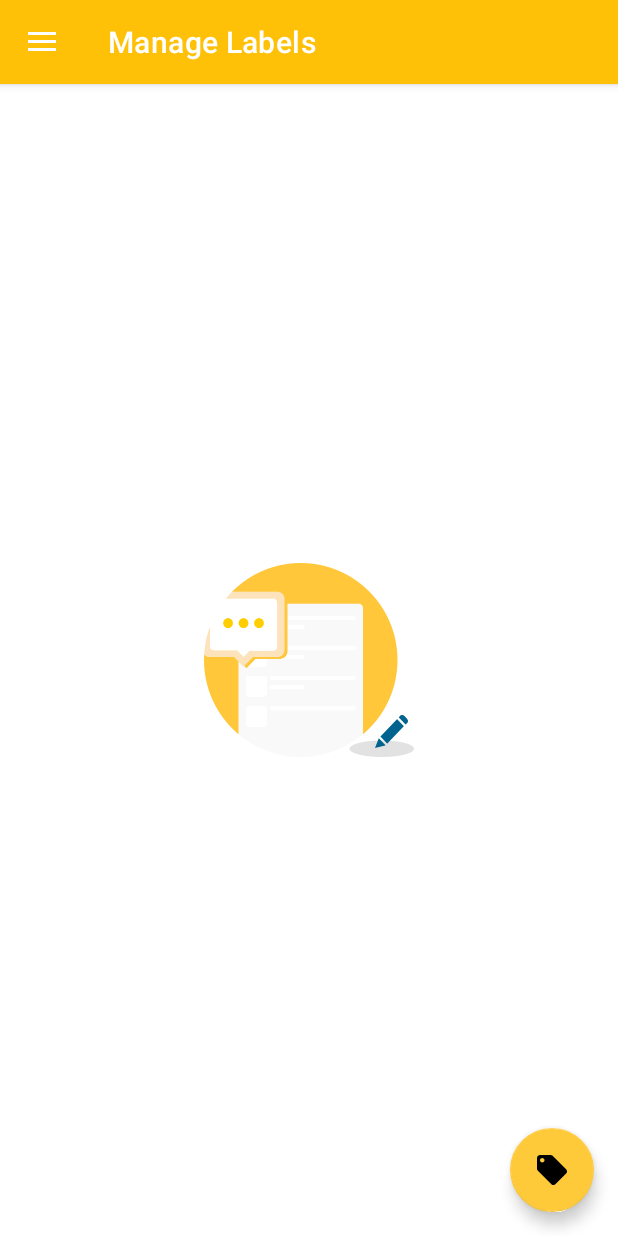
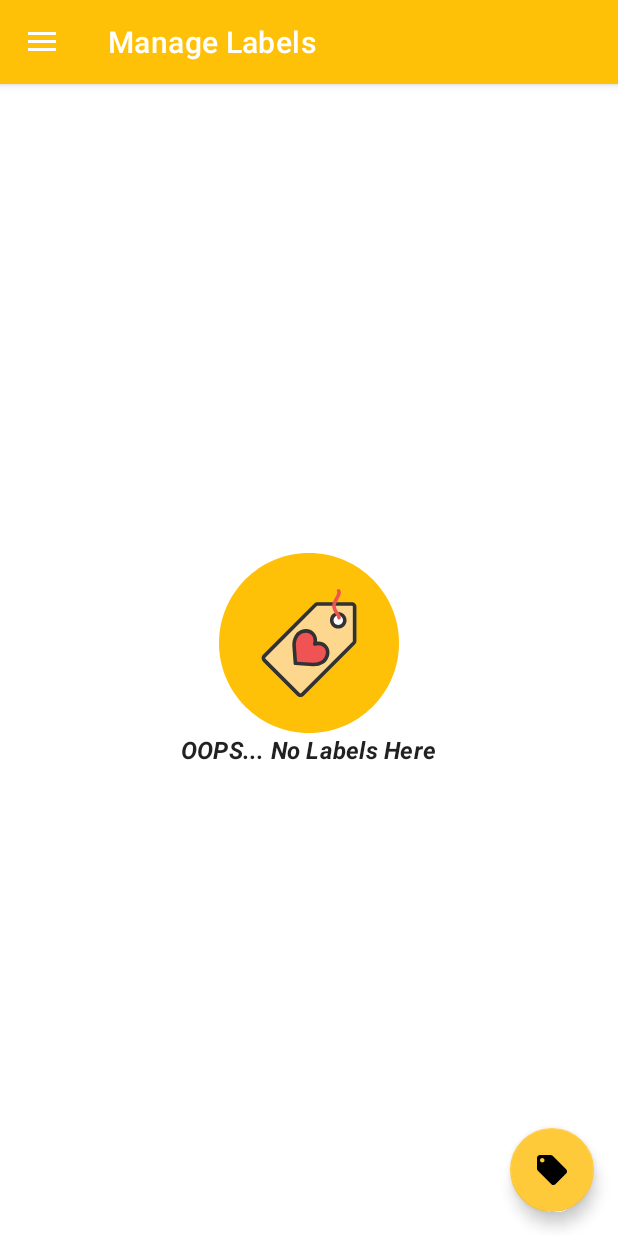
Before and after one commit to whilson03/Notes, an Android app: the screen it shows after launch (MainActivity), in the side drawer, after a tap on "Manage Labels", on a phone screen of 412 x 824 dp. Run offline under Robolectric (Android 15) with nearby library versions, the phone set to English and light mode, and no system bars; our stand-ins replace AdMob, Dagger/Hilt's generated code, Room's generated code, data binding, navigation-ui; 6 statements that could not run were skipped.

Commit message:
ui fixes

```diff
--- a/app/src/main/java/com/olabode/wilson/daggernoteapp/ui/labels/LabelFragment.kt
+++ b/app/src/main/java/com/olabode/wilson/daggernoteapp/ui/labels/LabelFragment.kt
@@ -81,7 +81,7 @@ class LabelFragment : DaggerFragment() {
                     override fun onSubmitLabel(label: Label, isNewLabel: Boolean) {
                         if (!isNewLabel) {
                             viewModel.updateLabel(label)
-                            context?.showToast("Updating")
+                            context?.showToast(getString(R.string.updating_text))
                         }
 
                     }
--- a/app/src/main/java/com/olabode/wilson/daggernoteapp/ui/settings/Settings.kt
+++ b/app/src/main/java/com/olabode/wilson/daggernoteapp/ui/settings/Settings.kt
@@ -94,7 +94,8 @@ class Settings : PreferenceFragmentCompat() {
                     setupRecurringWork()
                 } else {
                     WorkManager.getInstance(context!!)
-                        .cancelAllWorkByTag(ClearTrashWorker.WORK_NAME)
+                        .cancelUniqueWork(ClearTrashWorker.WORK_NAME)
+
                 }
                 true
             }
--- /dev/null
+++ b/app/src/main/res/drawable/empty_state_labels.xml
@@ -0,0 +1,30 @@
+<vector xmlns:android="http://schemas.android.com/apk/res/android"
+    android:height="200dp"
+    android:viewportHeight="1010"
+    android:viewportWidth="1010"
+    android:width="200dp">
+    <path
+        android:fillColor="#FFC107"
+        android:pathData="M505,0C226.11,0 0,226.12 0,504.98C0,783.89 226.11,1010 505,1010c278.88,0 505,-226.11 505,-505.02C1010,226.12 783.88,0 505,0z" />
+    <path
+        android:fillColor="#FED78F"
+        android:pathData="M745.01,285.86H553.02c-4.24,0 -8.31,1.69 -11.34,4.7l-288,288.01c-6.26,6.27 -6.25,16.37 0,22.63l192.03,192.02c3.12,3.12 7.19,4.7 11.3,4.7c4.08,0 8.16,-1.58 11.33,-4.7l287.97,-288.03c3.01,-2.98 4.7,-7.06 4.7,-11.3V301.85C761.02,293.04 753.84,285.86 745.01,285.86z" />
+    <path
+        android:fillColor="#313233"
+        android:pathData="M457.02,808c-6.96,0 -13.51,-2.72 -18.44,-7.65L246.54,608.33c-10.17,-10.17 -10.17,-26.72 -0.01,-36.91L534.54,283.41c4.97,-4.94 11.53,-7.65 18.48,-7.65h191.99c6.97,0 13.53,2.72 18.46,7.66c4.93,4.93 7.64,11.48 7.63,18.43V493.87c0,6.9 -2.8,13.64 -7.69,18.48L475.49,800.35C470.44,805.31 463.9,808 457.02,808L457.02,808zM553.02,295.96c-1.58,0 -3.08,0.62 -4.22,1.76l-287.98,287.99c-2.3,2.3 -2.3,6.05 0,8.34L452.85,786.06c2.25,2.23 6.06,2.28 8.42,-0.07l287.9,-287.96c1.11,-1.1 1.74,-2.61 1.74,-4.16V301.85c0,-1.57 -0.61,-3.04 -1.73,-4.15c-1.12,-1.11 -2.59,-1.74 -4.17,-1.74H553.02L553.02,295.96z" />
+    <path
+        android:fillColor="#FFFFFF"
+        android:pathData="M669.18,340.71c20.19,0 36.56,16.38 36.56,36.58s-16.37,36.58 -36.56,36.58c-20.18,0 -36.56,-16.38 -36.56,-36.58C632.61,357.09 649,340.71 669.18,340.71z" />
+    <path
+        android:fillColor="#313233"
+        android:pathData="M669.18,423.97c-25.73,0 -46.66,-20.94 -46.66,-46.68c-0.01,-12.46 4.85,-24.18 13.67,-33.01c8.82,-8.82 20.54,-13.67 32.99,-13.67c25.73,0 46.66,20.94 46.66,46.68C715.85,403.03 694.92,423.97 669.18,423.97L669.18,423.97zM669.18,350.81c-7.06,0 -13.71,2.75 -18.71,7.76c-5,5 -7.75,11.65 -7.75,18.72c0,14.61 11.88,26.48 26.46,26.48c14.59,0 26.46,-11.88 26.46,-26.48C695.65,362.68 683.77,350.81 669.18,350.81L669.18,350.81z" />
+    <path
+        android:fillColor="#F05354"
+        android:pathData="M536.98,510.84c7.65,-19.67 3.61,-42.83 -12.27,-58.69c-21.33,-21.34 -54.4,-19.07 -77.4,0.01c0,0 -6.22,4.19 -13.35,15.87c-9.67,15.94 -13.62,34.67 -12.47,53.24l7.31,97.76l96.8,6.35c18.63,1.2 37.32,-2.78 53.27,-12.45c11.7,-7.16 15.87,-13.38 15.87,-13.38c19.11,-22.93 21.38,-56 0.03,-77.38C578.87,506.31 556.58,503.15 536.98,510.84z" />
+    <path
+        android:fillColor="#313233"
+        android:pathData="M532.04,635.7c0,0 0,0 -0.01,0c-2.36,0 -4.72,-0.08 -7.09,-0.23l-96.81,-6.35c-5.02,-0.33 -9.04,-4.31 -9.41,-9.33l-7.31,-97.77c-1.34,-21.58 3.47,-42.02 13.9,-59.23c8.07,-13.21 15.52,-18.45 16.35,-19.01c12.8,-10.68 29.47,-16.9 46.13,-16.9c16.73,0 32.37,6.43 44.05,18.12c13.91,13.89 20.52,33.1 18.68,52.13c18.97,-2.16 37.82,4.37 51.37,17.89c24.07,24.09 24.39,62.19 0.83,90.71c-1.51,2.04 -6.95,8.69 -18.58,15.81C568.87,630.82 550.85,635.7 532.04,635.7L532.04,635.7zM438.22,609.53l88.04,5.78c17.04,1.13 33.75,-2.75 47.37,-11.01c9.25,-5.66 12.78,-10.47 12.81,-10.51c15.08,-18.15 19.97,-45.66 1.18,-64.47c-12.22,-12.21 -30.29,-15.62 -46.96,-9.08c-3.71,1.48 -7.96,0.59 -10.82,-2.25c-2.84,-2.83 -3.74,-7.07 -2.28,-10.81c6.45,-16.58 2.52,-35.37 -10,-47.88c-7.98,-8 -18.28,-12.21 -29.77,-12.21c-11.96,0 -24.05,4.56 -34.04,12.84c-0.72,0.54 -5.52,4.08 -11.19,13.36c-8.28,13.64 -12.08,30.02 -11.01,47.34L438.22,609.53L438.22,609.53z" />
+    <path
+        android:fillColor="#F05354"
+        android:pathData="M670.14,331.82c-6.72,-9.73 -13.66,-19.77 -14.8,-33.16c-0.94,-10.96 6.59,-24.78 13.88,-38.14c9.94,-18.23 20.22,-37.09 10.65,-53.5c-2.81,-4.83 -9,-6.45 -13.81,-3.65c-4.82,2.81 -6.45,9 -3.65,13.81c3.84,6.59 -3.67,20.36 -10.93,33.67c-8.31,15.25 -17.73,32.53 -16.26,49.53c1.6,18.73 10.86,32.14 18.31,42.92c5.34,7.72 9.94,14.38 9.94,20.36c0,5.58 4.52,10.1 10.1,10.1s10.1,-4.52 10.1,-10.1C683.66,351.38 676.79,341.44 670.14,331.82z" />
+</vector>
--- a/app/src/main/res/layout/fragment_label.xml
+++ b/app/src/main/res/layout/fragment_label.xml
@@ -7,13 +7,29 @@
         android:layout_width="match_parent"
         android:layout_height="match_parent">
 
-        <ImageView
+
+        <LinearLayout
             android:id="@+id/empty_label_state"
+            android:layout_width="match_parent"
+            android:layout_height="wrap_content"
+            android:orientation="vertical"
             android:visibility="gone"
-            android:src="@drawable/empty_note_state"
-            android:layout_gravity="center"
-            android:layout_width="wrap_content"
-            android:layout_height="wrap_content" />
+            android:layout_gravity="center">
+
+            <ImageView
+                android:src="@drawable/empty_state_labels"
+                android:layout_gravity="center"
+                android:layout_width="wrap_content"
+                android:layout_height="120dp" />
+
+            <TextView
+                style="@style/TextAppearance.MaterialComponents.Subtitle1"
+                android:layout_width="wrap_content"
+                android:layout_height="wrap_content"
+                android:layout_gravity="center"
+                android:textStyle="italic|bold"
+                android:text="@string/oops_no_labels_here" />
+        </LinearLayout>
 
 
         <androidx.constraintlayout.widget.ConstraintLayout
--- a/app/src/main/res/layout/fragment_labeled_note_view.xml
+++ b/app/src/main/res/layout/fragment_labeled_note_view.xml
@@ -40,7 +40,7 @@
                 android:layout_marginTop="8dp"
                 android:paddingStart="1dp"
                 android:paddingEnd="9dp"
-                android:text="@string/add_new_note"
+                android:text="@string/no_notes_here"
                 android:textAlignment="center"
                 android:textStyle="bold|italic"
                 android:visibility="gone"
--- a/app/src/main/res/layout/item_note.xml
+++ b/app/src/main/res/layout/item_note.xml
@@ -47,7 +47,7 @@
                 android:layout_height="wrap_content"
                 android:text="@{note.title}"
                 android:ellipsize="end"
-                android:maxLength="25"
+                android:layout_marginEnd="16dp"
                 android:maxLines="1"
                 android:padding="2dp"
                 android:textAppearance="@style/TextAppearance.AppCompat.Large"
--- a/app/src/main/res/layout/note_fragment.xml
+++ b/app/src/main/res/layout/note_fragment.xml
@@ -11,8 +11,9 @@
 
         <androidx.constraintlayout.widget.ConstraintLayout
             android:layout_width="match_parent"
+            android:background="@color/note_book_bg"
             android:layout_height="wrap_content"
-            android:layout_marginBottom="16dp"
+
             android:orientation="vertical">
 
 
@@ -25,7 +26,6 @@
                 android:background="@null"
                 android:hint="@string/title"
                 android:inputType="text"
-                android:maxLines="2"
                 android:paddingStart="8dp"
                 android:paddingEnd="8dp"
                 android:textSize="24sp"
@@ -42,7 +42,6 @@
                 android:layout_height="0dp"
                 android:background="@null"
                 android:gravity="top"
-
                 android:hint="@string/note"
                 android:inputType="textMultiLine"
                 android:paddingStart="8dp"
--- a/app/src/main/res/values-night/colors.xml
+++ b/app/src/main/res/values-night/colors.xml
@@ -12,6 +12,7 @@
     <color name="secondaryTextColor">#ffffff</color>
     <color name="dividerColor">#BDBDBD</color>
 
+    <color name="note_book_bg">#252424</color>
 
     <color name="note_background_colour">#474747</color>
     <color name="mediumYellow">#ffdf80</color>
--- a/app/src/main/res/values/colors.xml
+++ b/app/src/main/res/values/colors.xml
@@ -12,6 +12,7 @@
     <color name="secondaryTextColor">#000000</color>
     <color name="dividerColor">#BDBDBD</color>
 
+    <color name="note_book_bg">#d9d9d9</color>
 
     <color name="note_background_colour">#ffffb3</color>
     <color name="mediumYellow">#ffdf80</color>
--- a/app/src/main/res/values/strings.xml
+++ b/app/src/main/res/values/strings.xml
@@ -105,4 +105,7 @@
     <string name="trash_summary">automatically empty trash after 30 days</string>
     <string name="KEY_DRAWER_POS" translatable="false">drawerPos</string>
     <string name="empty_label_dialog_text">There Are No Labels Yet.\n Add New Label ?</string>
+    <string name="no_notes_here">No Notes Here</string>
+    <string name="oops_no_labels_here">OOPS... No Labels Here</string>
+    <string name="updating_text">Updating</string>
 </resources>
```
